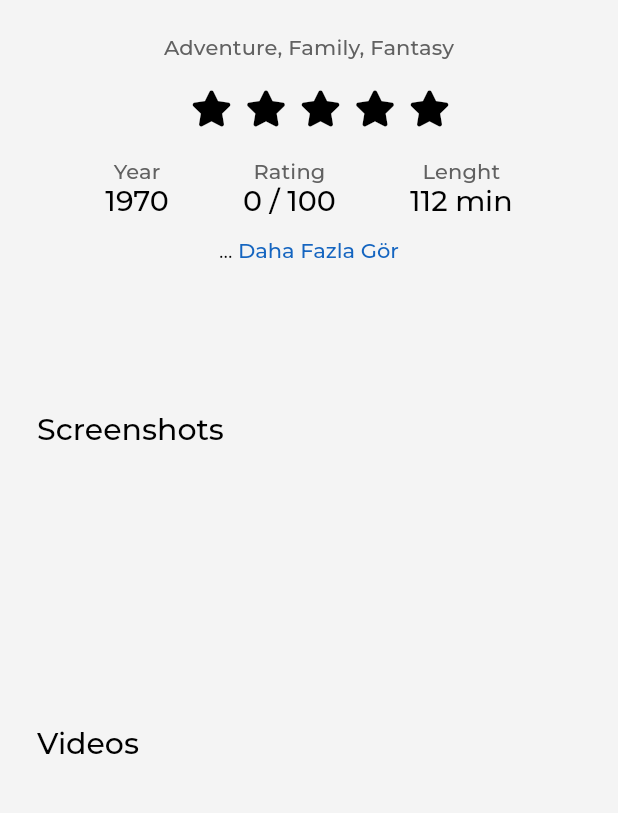
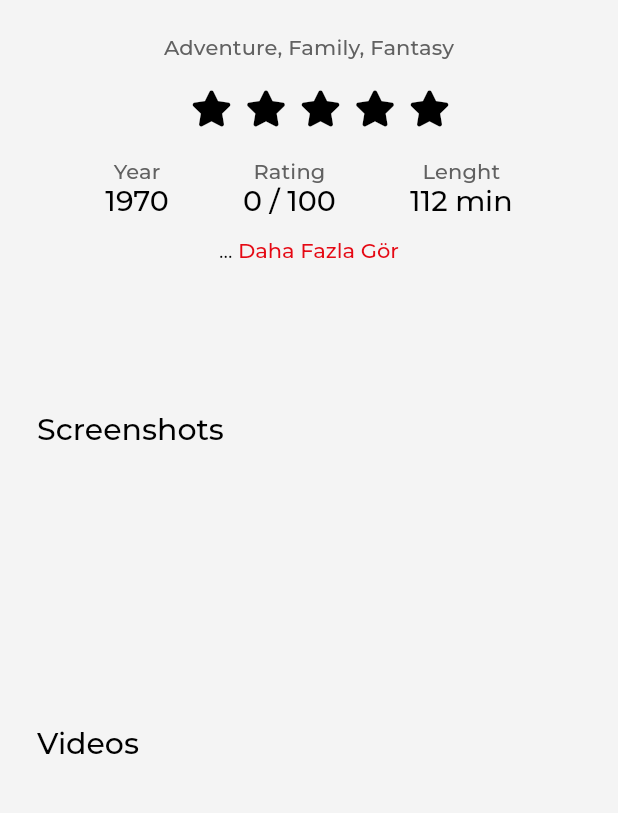
Before and after one commit to AppismDev/Gamepedia_Flutter, a Flutter app: the GameDetailsPage screen opened directly with empty values, scrolled down 380 dp, on a phone screen of 412 x 824 dp, the part 58-871 px from its top. Run offline on Flutter 3.47's test engine with Material 2 defaults, Android fonts, the phone set to English and light mode, and no system bars; our stand-ins replace cached_network_image, easy_localization, flutter_dotenv, flutter_mobx, flutter_vector_icons, google_fonts and 5 more; missing offline and left inert: dart:ffi; accounts and stored records are empty; generated files the repository leaves out were written again; network calls fail; Roboto replaces fonts that are missing (Prompt).

Commit message:
Edited GameModel

```diff
--- a/lib/Models/ApiModels/game_model.dart
+++ b/lib/Models/ApiModels/game_model.dart
@@ -603,6 +603,137 @@ class GameModelArtworks {
 }
 
 class GameModel {
+/*
+{
+  "id": 1020,
+  "aggregated_rating": 95.84,
+  "aggregated_rating_count": 34,
+  "artworks": [
+    {
+      "id": 2628,
+      "image_id": "gtng284ejjted82pncis"
+    }
+  ],
+  "category": 0,
+  "collection": {
+    "id": 847,
+    "games": [
+      5850
+    ],
+    "name": "Grand Theft Auto"
+  },
+  "cover": {
+    "id": 120937,
+    "image_id": "co2lbd"
+  },
+  "created_at": 1326127365,
+  "first_release_date": 1379376000,
+  "follows": 1755,
+  "game_engines": [
+    {
+      "id": 26,
+      "logo": {
+        "id": 16,
+        "image_id": "ssdjdq31lxtqqgpfkycg"
+      },
+      "name": "RAGE"
+    }
+  ],
+  "game_modes": [
+    {
+      "id": 1,
+      "name": "Single player"
+    }
+  ],
+  "genres": [
+    {
+      "id": 5,
+      "name": "Shooter"
+    }
+  ],
+  "involved_companies": [
+    {
+      "id": 18070,
+      "company": {
+        "id": 365,
+        "name": "Rockstar North"
+      }
+    }
+  ],
+  "name": "Grand Theft Auto V",
+  "platforms": [
+    {
+      "id": 6,
+      "name": "PC (Microsoft Windows)",
+      "platform_logo": {
+        "id": 203,
+        "image_id": "irwvwpl023f8y19tidgq"
+      }
+    }
+  ],
+  "player_perspectives": [
+    {
+      "id": 1,
+      "name": "First person"
+    }
+  ],
+  "rating": 90.27326520548041,
+  "rating_count": 3301,
+  "release_dates": [
+    {
+      "id": 20290,
+      "date": 1416268800
+    }
+  ],
+  "screenshots": [
+    {
+      "id": 5670,
+      "image_id": "o7q3ikzmkjxbftrd64ok"
+    }
+  ],
+  "similar_games": [
+    {
+      "id": 40,
+      "cover": {
+        "id": 123159,
+        "image_id": "co2n13"
+      },
+      "name": "Mafia II",
+      "total_rating": 76.9946721653636
+    }
+  ],
+  "slug": "grand-theft-auto-v",
+  "storyline": "Los Santos: a sprawling sun-soaked metropolis full of self-help gurus, starlets and fading celebrities, once the envy of the Western world, now struggling to stay afloat in an era of economic uncertainty and cheap reality TV.\n\nAmidst the turmoil, three very different criminals plot their own chances of survival and success: Franklin, a street hustler looking for real opportunities and serious money; Michael, a professional ex-con whose retirement is a lot less rosy than he hoped it would be; and Trevor, a violent maniac driven by the chance of a cheap high and the next big score. Running out of options, the crew risks everything in a series of daring",
+  "summary": "The biggest, most dynamic and most diverse open world ever created, Grand Theft Auto V blends storytelling and gameplay in new ways as players repeatedly jump in and out of the lives of the game’s three lead characters, playing all sides of the game’s interwoven story.",
+  "themes": [
+    {
+      "id": 1,
+      "name": "Action"
+    }
+  ],
+  "total_rating": 93.05663260274021,
+  "total_rating_count": 3335,
+  "videos": [
+    {
+      "id": 710,
+      "video_id": "QkkoHAzjnUs"
+    }
+  ],
+  "websites": [
+    {
+      "id": 18730,
+      "url": "http://www.rockstargames.com/V/"
+    }
+  ],
+  "checksum": "0b8975bd-fda2-799b-9d37-33e9c8542bbc",
+  "expanded_games": [
+    {
+      "id": 134709,
+      "name": "Grand Theft Auto V: Expanded and Enhanced"
+    }
+  ]
+}
+*/
 
   int? id;
   double? aggregatedRating;
@@ -626,6 +757,7 @@ class GameModel {
   List<GameModelReleaseDates?>? releaseDates;
   List<GameModelScreenshots?>? screenshots;
   List<GameModelSimilarGames?>? similarGames;
+  String? slug;
   String? storyline;
   String? summary;
   List<GameModelThemes?>? themes;
@@ -659,6 +791,7 @@ class GameModel {
     this.releaseDates,
     this.screenshots,
     this.similarGames,
+    this.slug,
     this.storyline,
     this.summary,
     this.themes,
@@ -762,6 +895,7 @@ class GameModel {
       });
       similarGames = arr0;
     }
+    slug = json['slug']?.toString();
     storyline = json['storyline']?.toString();
     summary = json['summary']?.toString();
     if (json['themes'] != null) {
@@ -898,6 +1032,7 @@ class GameModel {
       });
       data['similar_games'] = arr0;
     }
+    data['slug'] = slug;
     data['storyline'] = storyline;
     data['summary'] = summary;
     if (themes != null) {
--- a/lib/Views/DetailsPage/View/details_page.dart
+++ b/lib/Views/DetailsPage/View/details_page.dart
@@ -233,7 +233,7 @@ class _GameDetailsPageState extends State<GameDetailsPage> {
                               child: Text(
                                 "Daralt", // TODO Locazilation Yapılacak
                                 style: context.textTheme.bodyText1!.copyWith(
-                                    color: Colors.blue[800]
+                                    color: context.lightThemeData.primaryColor
                                 ),
                               ),
                               onTap: () {
@@ -260,7 +260,7 @@ class _GameDetailsPageState extends State<GameDetailsPage> {
                           WidgetSpan(
                             child: Text(
                               "Daha Fazla Gör", // TODO: Localization Yapılacak
-                              style: context.textTheme.bodyText1!.copyWith(color: Colors.blue[800]),
+                              style: context.textTheme.bodyText1!.copyWith(color: context.lightThemeData.primaryColor),
                             ),
                           ),
                           // TextSpan(
```
